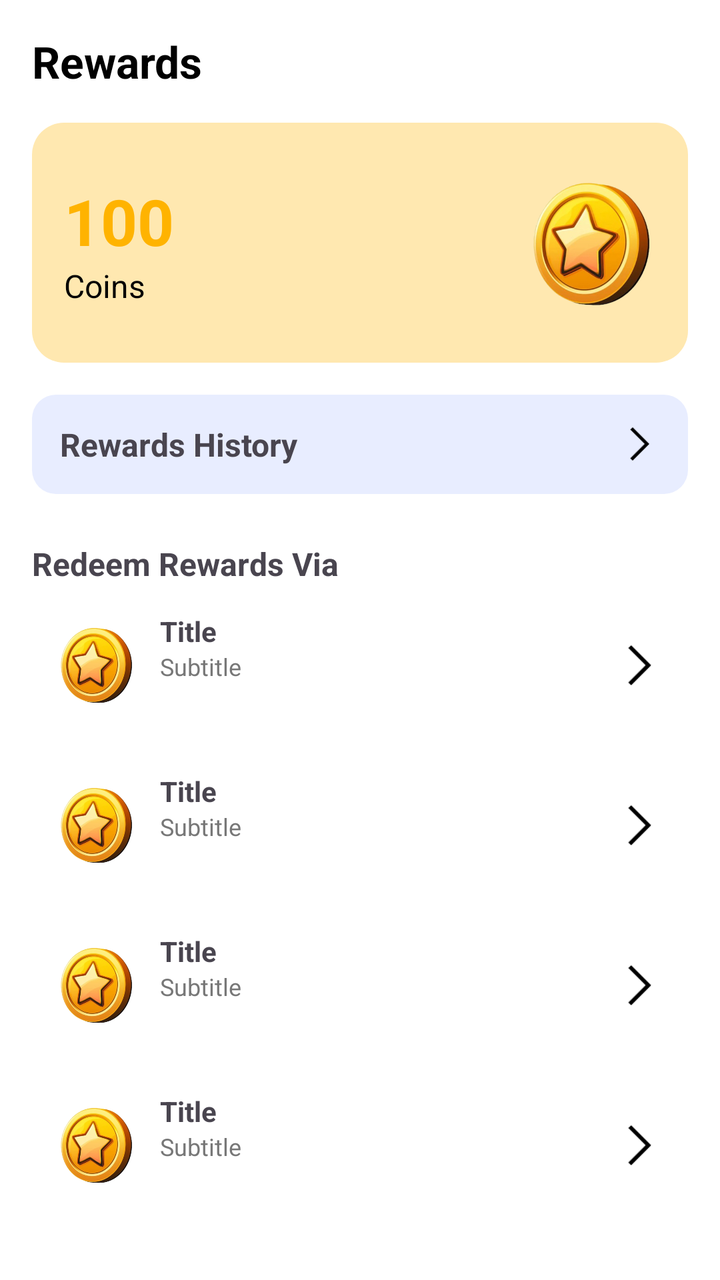
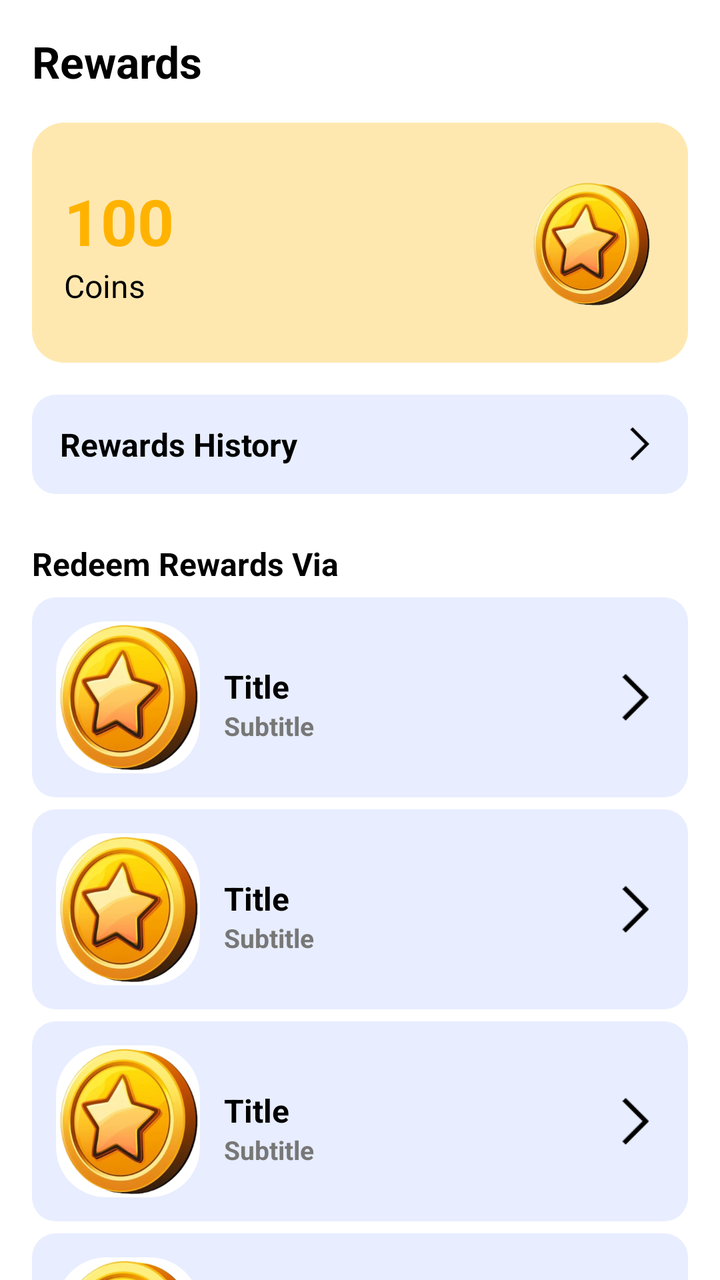

Two renders of the same Android screen: before a commit and after it. Below are the layout's source before the change and the commit's diff.
<!-- AndroidManifest.xml: application theme Theme.RGamer -->
<!-- res/layout/fragment_reward.xml -->
<?xml version="1.0" encoding="utf-8"?>
<ScrollView xmlns:android="http://schemas.android.com/apk/res/android"
    android:layout_width="match_parent"
    android:layout_height="match_parent"
    android:background="#FFFFFF">

    <LinearLayout
        android:layout_width="match_parent"
        android:layout_height="wrap_content"
        android:orientation="vertical"
        android:padding="16dp">

        
        <TextView
            android:layout_width="wrap_content"
            android:layout_height="wrap_content"
            android:text="Rewards"
            android:textSize="22sp"
            android:textStyle="bold"
            android:textColor="#000000" />

        
        <LinearLayout
            android:layout_width="match_parent"
            android:layout_height="120dp"
            android:layout_marginTop="16dp"
            android:background="@drawable/bg_reward_card"
            android:padding="16dp"
            android:gravity="center_vertical"
            android:orientation="horizontal">

            <LinearLayout
                android:layout_width="0dp"
                android:layout_height="wrap_content"
                android:layout_weight="1"
                android:orientation="vertical">

                <TextView
                    android:id="@+id/txtCoins"
                    android:layout_width="wrap_content"
                    android:layout_height="wrap_content"
                    android:text="100"
                    android:textSize="32sp"
                    android:textStyle="bold"
                    android:textColor="#FFB300" />

                <TextView
                    android:layout_width="wrap_content"
                    android:layout_height="wrap_content"
                    android:text="Coins"
                    android:textSize="16sp"
                    android:textColor="#000000" />
            </LinearLayout>

            <ImageView
                android:layout_width="64dp"
                android:layout_height="64dp"
                android:src="@drawable/ic_coin"
                android:contentDescription="coin" />
        </LinearLayout>

        
        <LinearLayout
            android:id="@+id/btnHistory"
            android:layout_width="match_parent"
            android:layout_height="wrap_content"
            android:layout_marginTop="16dp"
            android:background="@drawable/bg_history"
            android:padding="14dp"
            android:gravity="center_vertical"
            android:orientation="horizontal">

            <TextView
                android:layout_width="0dp"
                android:layout_height="wrap_content"
                android:layout_weight="1"
                android:text="Rewards History"
                android:textSize="16sp"
                android:textStyle="bold" />

            <ImageView
                android:layout_width="20dp"
                android:layout_height="20dp"
                android:src="@drawable/ic_arrow_right" />
        </LinearLayout>

        
        <TextView
            android:layout_width="wrap_content"
            android:layout_height="wrap_content"
            android:text="Redeem Rewards Via"
            android:textStyle="bold"
            android:textSize="16sp"
            android:layout_marginTop="24dp" />

        
        <include layout="@layout/item_reward_option"
            android:id="@+id/upiOption" />

        
        <include layout="@layout/item_reward_option"
            android:id="@+id/googleOption" />

        
        <include layout="@layout/item_reward_option"
            android:id="@+id/mlOption" />

        
        <include layout="@layout/item_reward_option"
            android:id="@+id/lordsOption" />

    </LinearLayout>
</ScrollView>
<!-- res/layout/item_reward_option.xml (included above) -->
<?xml version="1.0" encoding="utf-8"?>
<LinearLayout xmlns:android="http://schemas.android.com/apk/res/android"
    android:layout_width="match_parent"
    android:layout_height="80dp"
    android:padding="12dp"
    android:orientation="horizontal"
    android:gravity="center_vertical">

    <ImageView
        android:id="@+id/icon"
        android:layout_width="40dp"
        android:layout_height="40dp"
        android:src="@drawable/ic_placeholder" />

    <LinearLayout
        android:layout_width="309dp"
        android:layout_height="53dp"
        android:layout_marginStart="12dp"
        android:layout_weight="1"
        android:orientation="vertical">

        <TextView
            android:id="@+id/title"
            android:layout_width="193dp"
            android:layout_height="wrap_content"
            android:text="Title"
            android:textSize="14sp"
            android:textStyle="bold" />

        <TextView
            android:id="@+id/subtitle"
            android:layout_width="191dp"
            android:layout_height="wrap_content"
            android:text="Subtitle"
            android:textColor="#777777"
            android:textSize="12sp" />
    </LinearLayout>

    <ImageView
        android:layout_width="24dp"
        android:layout_height="wrap_content"
        android:src="@drawable/ic_arrow_right" />
</LinearLayout>
<!-- resources referenced by this layout -->
<resources>
  <!-- drawable bg_history (drawable) -->
  <shape xmlns:android="http://schemas.android.com/apk/res/android">
      <solid android:color="#E8EDFF"/>
      <corners android:radius="12dp"/>
  </shape>
  <!-- drawable bg_reward_card (drawable) -->
  <shape xmlns:android="http://schemas.android.com/apk/res/android">
      <solid android:color="#FFE8B0"/>
      <corners android:radius="16dp"/>
  </shape>
  <!-- drawable ic_arrow_right: png bitmap (drawable, 496 bytes) -->
  <!-- drawable ic_coin: png bitmap (drawable, 123970 bytes) -->
  <!-- drawable ic_placeholder: png bitmap (drawable, 124043 bytes) -->
  <style name="Theme.RGamer" parent="Base.Theme.RGamer" />
  <style name="Base.Theme.RGamer" parent="Theme.Material3.DayNight.NoActionBar">
          
          
      </style>
</resources>

<!-- the commit's change to res/layout/fragment_reward.xml (unified diff, before → after) -->
@@ -2,7 +2,9 @@
 <ScrollView xmlns:android="http://schemas.android.com/apk/res/android"
     android:layout_width="match_parent"
     android:layout_height="match_parent"
-    android:background="#FFFFFF">
+    android:background="#FFFFFF"
+    android:scrollbars="none"
+    android:overScrollMode="never">
 
     <LinearLayout
         android:layout_width="match_parent"
@@ -76,6 +78,7 @@
                 android:layout_weight="1"
                 android:text="Rewards History"
                 android:textSize="16sp"
+                android:textColor="@color/black"
                 android:textStyle="bold" />
 
             <ImageView
@@ -89,6 +92,7 @@
             android:layout_width="wrap_content"
             android:layout_height="wrap_content"
             android:text="Redeem Rewards Via"
+            android:textColor="@color/black"
             android:textStyle="bold"
             android:textSize="16sp"
             android:layout_marginTop="24dp" />
@@ -115,43 +119,52 @@
 <?xml version="1.0" encoding="utf-8"?>
 <LinearLayout xmlns:android="http://schemas.android.com/apk/res/android"
     android:layout_width="match_parent"
-    android:layout_height="80dp"
+    android:layout_height="100dp"
+    xmlns:app="http://schemas.android.com/apk/res-auto"
     android:padding="12dp"
+    android:background="@drawable/bg_history"
     android:orientation="horizontal"
+    android:layout_marginTop="6dp"
     android:gravity="center_vertical">
 
     <ImageView
         android:id="@+id/icon"
-        android:layout_width="40dp"
-        android:layout_height="40dp"
+        android:layout_width="72dp"
+        android:layout_height="match_parent"
+        android:background="@drawable/splash_image_bg1"
+        android:clipToOutline="true"
+        android:scaleType="centerCrop"
         android:src="@drawable/ic_placeholder" />
 
     <LinearLayout
-        android:layout_width="309dp"
-        android:layout_height="53dp"
+        android:layout_width="262dp"
+        android:layout_height="wrap_content"
         android:layout_marginStart="12dp"
         android:layout_weight="1"
         android:orientation="vertical">
 
         <TextView
             android:id="@+id/title"
-            android:layout_width="193dp"
-            android:layout_height="wrap_content"
+            android:layout_width="match_parent"
+            android:layout_height="39dp"
+            android:gravity="bottom"
             android:text="Title"
-            android:textSize="14sp"
+            android:textColor="@color/black"
+            android:textSize="16dp"
             android:textStyle="bold" />
 
         <TextView
             android:id="@+id/subtitle"
-            android:layout_width="191dp"
-            android:layout_height="wrap_content"
+            android:layout_width="match_parent"
+            android:layout_height="28dp"
             android:text="Subtitle"
             android:textColor="#777777"
-            android:textSize="12sp" />
+            android:textSize="13dp"
+            android:textStyle="bold" />
     </LinearLayout>
 
     <ImageView
-        android:layout_width="24dp"
+        android:layout_width="28dp"
         android:layout_height="wrap_content"
         android:src="@drawable/ic_arrow_right" />
 </LinearLayout>
<!-- resource entries referenced after the edit -->
@@ -1,5 +1,6 @@
 <!-- resources referenced by this layout -->
 <resources>
+  <color name="black">#FF000000</color>
   <!-- drawable bg_history (drawable) -->
   <shape xmlns:android="http://schemas.android.com/apk/res/android">
       <solid android:color="#E8EDFF"/>
@@ -13,6 +14,12 @@
   <!-- drawable ic_arrow_right: png bitmap (drawable, 496 bytes) -->
   <!-- drawable ic_coin: png bitmap (drawable, 123970 bytes) -->
   <!-- drawable ic_placeholder: png bitmap (drawable, 124043 bytes) -->
+  <!-- drawable splash_image_bg1 (drawable) -->
+  <?xml version="1.0" encoding="utf-8"?>
+  <shape xmlns:android="http://schemas.android.com/apk/res/android">
+      <solid android:color="#FFFFFF"/>
+      <corners android:radius="25dp"/>
+  </shape>
   <style name="Theme.RGamer" parent="Base.Theme.RGamer" />
   <style name="Base.Theme.RGamer" parent="Theme.Material3.DayNight.NoActionBar">
           
